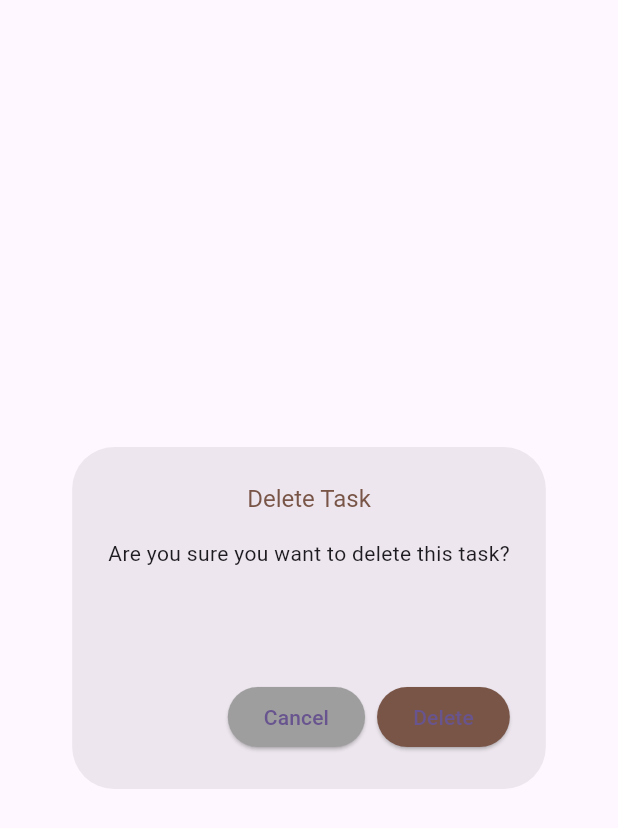
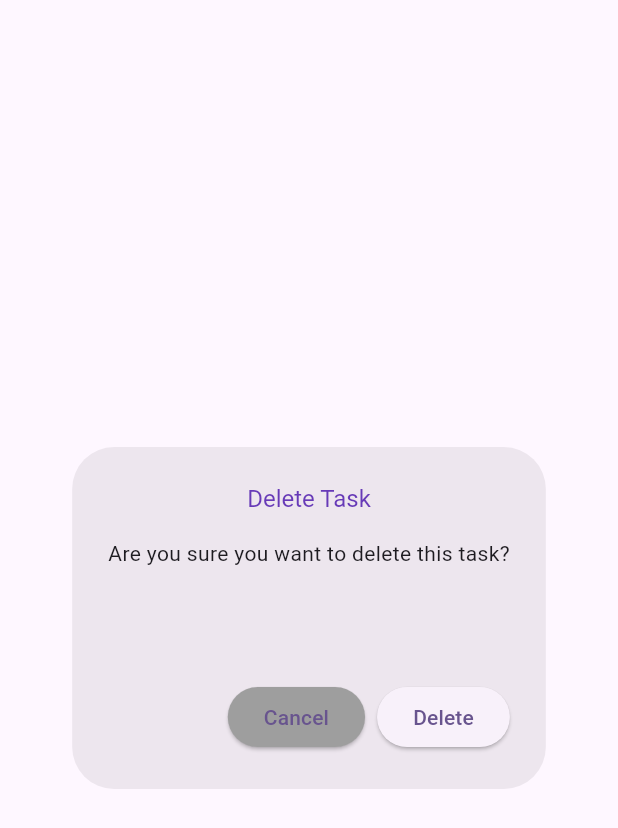
Before and after one commit to vinayd25/todo_app, a Flutter app: the DeleteTaskDialog widget shown alone on an empty page, opened directly with empty values, on a phone screen of 412 x 824 dp. Shown: the top 828 px of the screen. Run offline on Flutter 3.47's test engine with Material 2 defaults, Android fonts, the phone set to English and light mode, and no system bars; our stand-ins replace cloud_firestore, dropdown_button2, firebase_core, firebase_storage, flutter_local_notifications, image_picker and 2 more; accounts and stored records are empty.

Commit message:
Minor UI changes

```diff
--- a/lib/views/task_details.dart
+++ b/lib/views/task_details.dart
@@ -5,6 +5,7 @@ import 'package:todo_app/utils/colors.dart';
 import '../model/task.dart';
 
 class TaskDetails extends StatefulWidget {
+  static const String routeName = "/taskDetails";
 
   Task task;
   Color taskColor;
--- a/lib/widgets/add_task.dart
+++ b/lib/widgets/add_task.dart
@@ -12,6 +12,8 @@ import 'package:todo_app/widgets/pickers.dart';
 import '../model/task.dart';
 
 class AddTask extends StatefulWidget {
+  static const String routeName = "/newTask";
+
   const AddTask({
     Key? key,
   }) : super(key: key);
--- a/lib/widgets/delete_task_dialog.dart
+++ b/lib/widgets/delete_task_dialog.dart
@@ -1,4 +1,5 @@
 import 'package:flutter/material.dart';
+import 'package:todo_app/utils/colors.dart';
 
 import '../bloc/task_bloc.dart';
 
@@ -19,7 +20,7 @@ class _DeleteTaskDialogState extends State<DeleteTaskDialog> {
       title: const Text(
         'Delete Task',
         textAlign: TextAlign.center,
-        style: TextStyle(fontSize: 16, color: Colors.brown),
+        style: TextStyle(fontSize: 16, color: AppColors.primaryColor),
       ),
       content: SizedBox(
         child: Form(
@@ -54,9 +55,6 @@ class _DeleteTaskDialogState extends State<DeleteTaskDialog> {
             bloc.deleteTasks(widget.taskId);
             Navigator.of(context, rootNavigator: true).pop();
           },
-          style: ElevatedButton.styleFrom(
-            primary: Colors.brown,
-          ),
           child: const Text('Delete'),
         ),
       ],
--- a/lib/widgets/update_task.dart
+++ b/lib/widgets/update_task.dart
@@ -12,6 +12,7 @@ import '../utils/colors.dart';
 import 'disabled_focus.dart';
 
 class UpdateTask extends StatefulWidget {
+  static const String routeName = "/editTask";
 
   final Task task;
 
--- a/pubspec.yaml
+++ b/pubspec.yaml
@@ -31,7 +31,6 @@ dependencies:
   flutter:
     sdk: flutter
 
-
   # The following adds the Cupertino Icons font to your application.
   # Use with the CupertinoIcons class for iOS style icons.
   cupertino_icons: ^1.0.2
@@ -42,7 +41,6 @@ dependencies:
   intl: ^0.18.1
   share_plus: ^7.0.2
   image_picker: ^1.0.1
-  rxdart: ^0.27.7
 
 dev_dependencies:
   flutter_test:
```
Also changed, not shown: lib/main.dart (+8 -0 lines), pubspec.lock.
